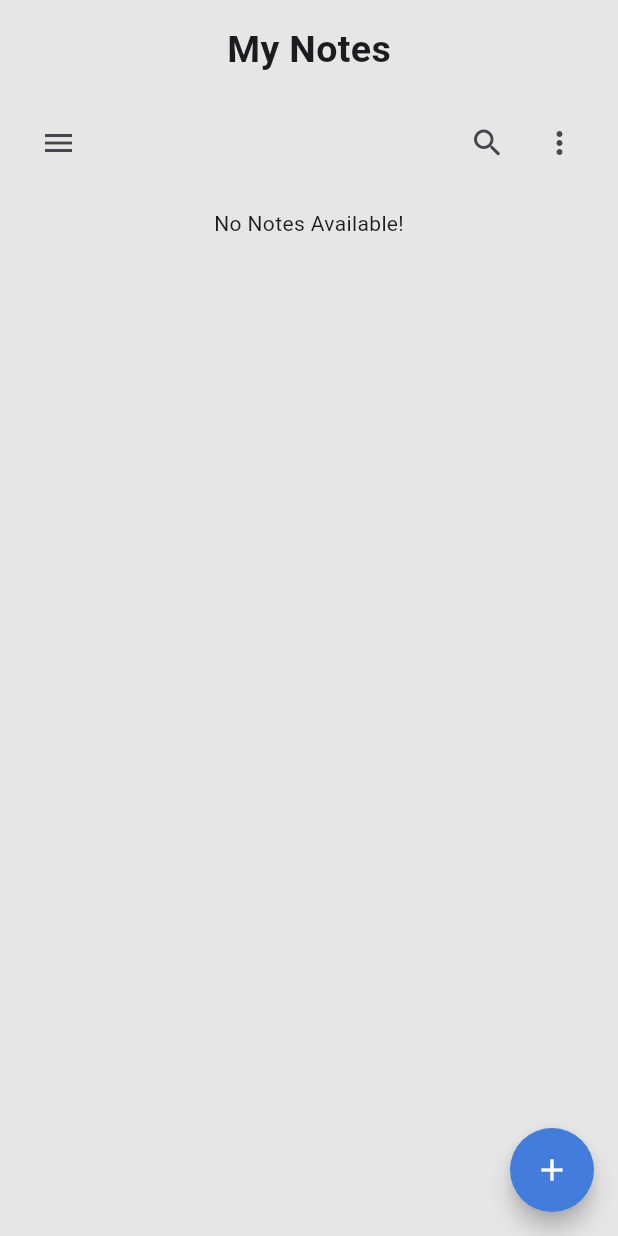
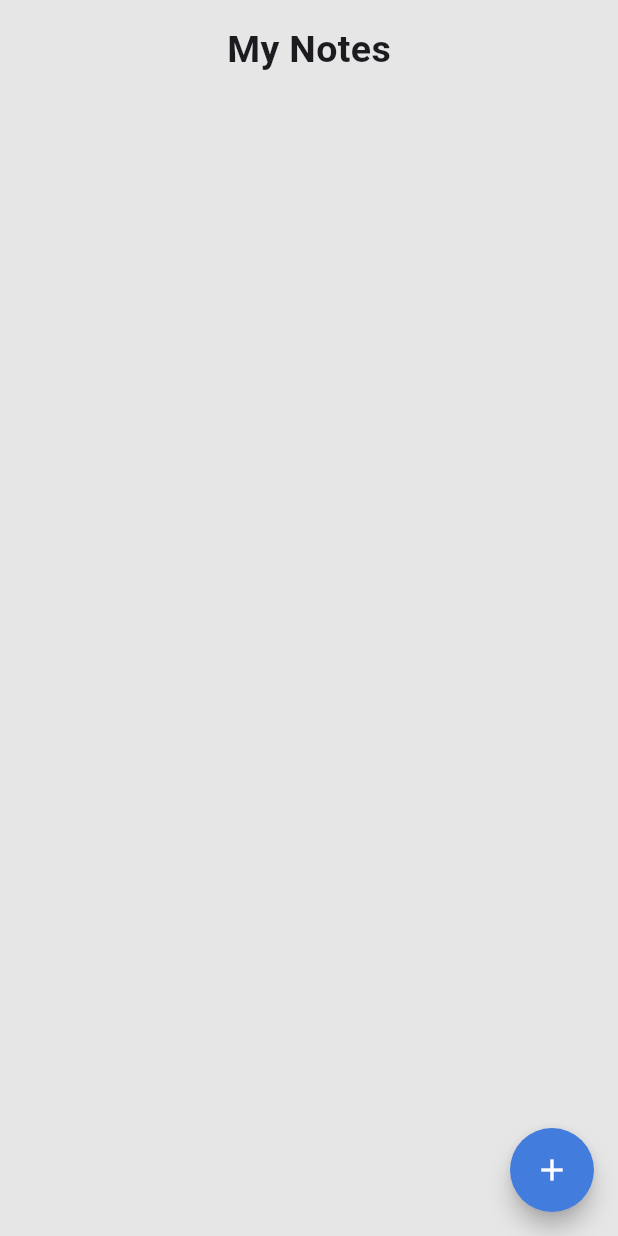
Before and after one commit to Shahin4292/-Caretutors, a Flutter app: the screen it shows after launch, on a phone screen of 412 x 824 dp. Run offline on Flutter 3.47's test engine with Material 3 defaults, Android fonts, the phone set to English and light mode, and no system bars; our stand-ins replace get.

Commit message:
note all functional complete

```diff
--- a/lib/controller/notes_controller.dart
+++ b/lib/controller/notes_controller.dart
@@ -8,4 +8,9 @@ class NotesController extends GetxController {
     notes.add(notesData);
     update();
   }
+
+  deleteNotes(int index) {
+    notes.removeAt(index);
+    update();
+  }
 }
--- a/lib/main.dart
+++ b/lib/main.dart
@@ -1,6 +1,5 @@
-import 'package:caretutors/pages/routes/route_pages.dart';
-import 'package:caretutors/pages/routes/routes_name.dart';
-import 'package:caretutors/pages/splash_screen.dart';
+import 'package:caretutors/routes/route_pages.dart';
+import 'package:caretutors/routes/routes_name.dart';
 import 'package:caretutors/utils/color.dart';
 import 'package:flutter/material.dart';
 import 'package:get/get_navigation/src/root/get_material_app.dart';
--- a/lib/models/notes_model.dart
+++ b/lib/models/notes_model.dart
@@ -1,13 +1,13 @@
 class NotesModel {
   final String title;
   final String description;
-  final DateTime? createdDate;
+  final DateTime createdDate;
   final DateTime? updatedDate;
 
   NotesModel({
     this.updatedDate,
     required this.title,
     required this.description,
-    this.createdDate,
+    required this.createdDate,
   });
 }
--- a/lib/pages/HomePage/home_screen.dart
+++ b/lib/pages/HomePage/home_screen.dart
@@ -1,9 +1,10 @@
 import 'package:caretutors/controller/notes_controller.dart';
-import 'package:caretutors/pages/routes/routes_name.dart';
-import 'package:caretutors/pages/widget/custom_single_note.dart';
 import 'package:caretutors/utils/color.dart';
 import 'package:flutter/material.dart';
 import 'package:get/get.dart';
+
+import '../../routes/routes_name.dart';
+import '../../widget/custom_single_note.dart';
 
 class HomeScreen extends StatefulWidget {
   const HomeScreen({super.key});
@@ -37,44 +38,19 @@ class _HomeScreenState extends State<HomeScreen> {
                   const SizedBox(
                     height: 20,
                   ),
-                  Row(
-                    mainAxisAlignment: MainAxisAlignment.spaceBetween,
-                    children: [
-                      IconButton(
-                          onPressed: () {}, icon: const Icon(Icons.menu)),
-                      Row(
-                        children: [
-                          IconButton(
-                              onPressed: () {}, icon: const Icon(Icons.search)),
-                          IconButton(
-                              onPressed: () {},
-                              icon: const Icon(Icons.more_vert)),
-                        ],
-                      )
-                    ],
-                  ),
-                  const SizedBox(
-                    height: 20,
-                  ),
                   Expanded(
                     child: Obx(
                       () => SingleChildScrollView(
                         child: Column(
                           children: [
-                            controller.notes.isEmpty
-                                ? const Center(
-                                    child: Text("No Notes Available!"),
-                                  )
-                                : ListView.builder(
+                            ListView.builder(
                                     shrinkWrap: true,
+                                    reverse: true,
                                     primary: false,
                                     itemCount: controller.notes.length,
                                     itemBuilder: (context, index) {
-                                      return const CustomSingleNote(
-                                        title: 'Hello',
-                                        description:
-                                            'sjsjdisjfjsifjsifjsdjfskdfjsjfsdjsdjfsjfsdfjskdfjsdkjfsdjfksdjdfksjfsdkfjieurierutrutriuterut',
-                                        date: '12.05 Am',
+                                      return CustomSingleNote(
+                                        index: index,
                                       );
                                     },
                                   )
@@ -82,7 +58,7 @@ class _HomeScreenState extends State<HomeScreen> {
                         ),
                       ),
                     ),
-                  )
+                  ),
                 ],
               ),
             ),
--- a/lib/pages/LoginPage/login_page.dart
+++ b/lib/pages/LoginPage/login_page.dart
@@ -1,8 +1,8 @@
 import 'package:caretutors/pages/RegistrationPage/registration_page.dart';
 import 'package:flutter/material.dart';
 
+import '../../widget/custom_button.dart';
 import '../HomePage/home_screen.dart';
-import '../widget/custom_button.dart';
 
 class LoginPage extends StatefulWidget {
   const LoginPage({super.key});
--- a/lib/pages/Notes/note.dart
+++ b/lib/pages/Notes/note.dart
@@ -1,9 +1,10 @@
 import 'package:caretutors/controller/notes_controller.dart';
 import 'package:caretutors/models/notes_model.dart';
-import 'package:caretutors/pages/widget/custom_button.dart';
 import 'package:caretutors/utils/color.dart';
 import 'package:flutter/material.dart';
 import 'package:get/get.dart';
+
+import '../../widget/custom_button.dart';
 
 class NoteScreen extends StatefulWidget {
   const NoteScreen({super.key});
--- a/lib/pages/routes/route_pages.dart
+++ b/lib/routes/route_pages.dart
@@ -1,6 +1,6 @@
 import 'package:caretutors/pages/HomePage/home_screen.dart';
 import 'package:caretutors/pages/Notes/note.dart';
-import 'package:caretutors/pages/routes/routes_name.dart';
+import 'package:caretutors/routes/routes_name.dart';
 import 'package:get/get.dart';
 
 class RoutePages {
--- a/pubspec.yaml
+++ b/pubspec.yaml
@@ -36,6 +36,7 @@ dependencies:
   # Use with the CupertinoIcons class for iOS style icons.
   cupertino_icons: ^1.0.6
   get: ^4.6.6
+  intl: ^0.19.0
 
 dev_dependencies:
   flutter_test:
```
Also changed, not shown: lib/widget/custom_single_note.dart (renamed from lib/pages/widget/custom_single_note.dart, +21 -12 lines), lib/routes/routes_name.dart (renamed from lib/pages/routes/routes_name.dart), pubspec.lock.
